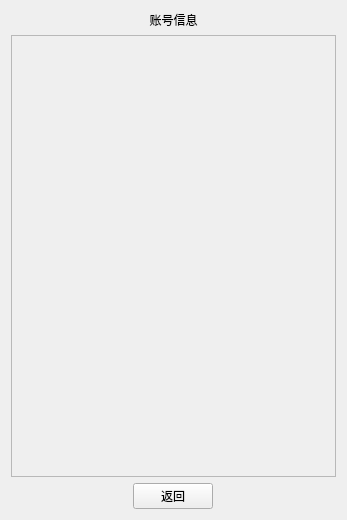
This is ui_class/account_window.ui in reflux18d/MaiGO as Qt 5 draws it before an edit. The edited form follows.
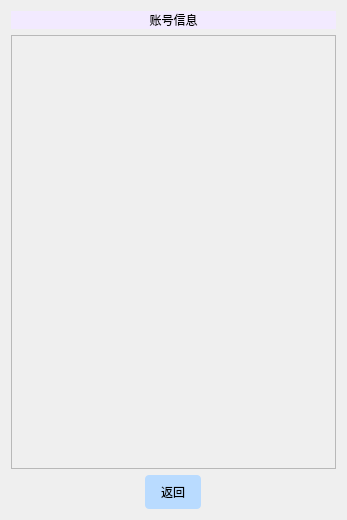
This is the edited form.

```diff
--- a/ui_class/account_window.ui
+++ b/ui_class/account_window.ui
@@ -24,6 +24,12 @@
     <layout class="QHBoxLayout" name="horizontalLayout">
      <item>
       <widget class="QLabel" name="label">
+       <property name="styleSheet">
+        <string notr="true">QLabel#label{
+	font: 14pt &quot;Book Antiqua&quot;;
+	background-color:rgb(242, 234, 255)
+}</string>
+       </property>
        <property name="text">
         <string>账号信息</string>
        </property>
@@ -50,7 +56,7 @@
           <x>0</x>
           <y>0</y>
           <width>325</width>
-          <height>447</height>
+          <height>422</height>
          </rect>
         </property>
        </widget>
@@ -68,6 +74,22 @@
          <verstretch>0</verstretch>
         </sizepolicy>
        </property>
+       <property name="styleSheet">
+        <string notr="true">QPushButton {
+    background-color: rgb(185, 219, 255);  /* 蓝色背景 */
+    color: rgb(0, 0, 0);
+    border: none;
+    border-radius: 4px;
+    padding: 8px 16px;
+	font: 14pt &quot;STHupo&quot;;
+}
+QPushButton:hover {
+    background-color: rgb(103, 202, 255);  /* 悬停变深蓝 */
+}
+QPushButton:pressed {
+    background-color: rgb(101, 206, 255);  /* 按下颜色 */
+}</string>
+       </property>
        <property name="text">
         <string>返回</string>
        </property>
```
